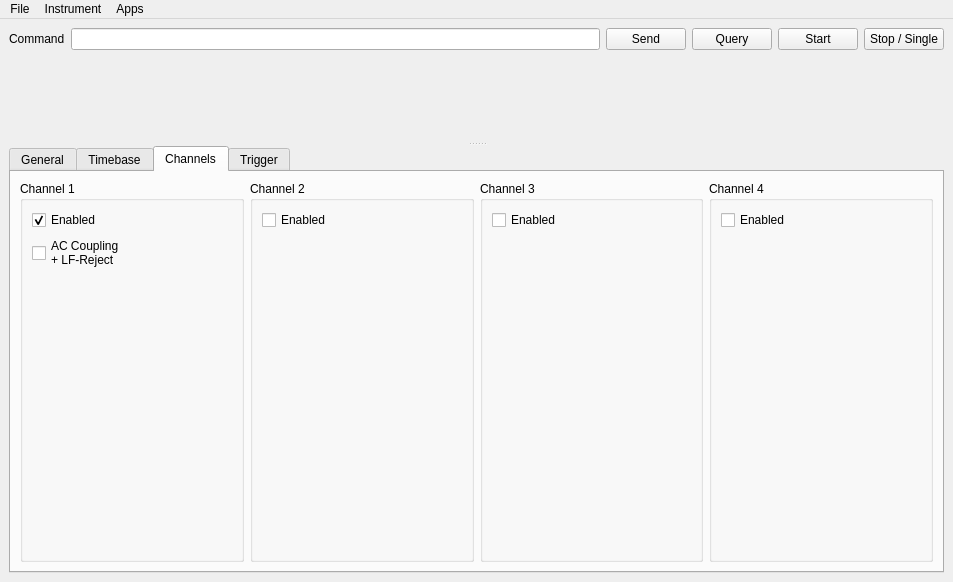
Before: the Qt Designer form mainwindow.ui in CodingMarco/qsoftscopegpib, drawn with Qt 5.
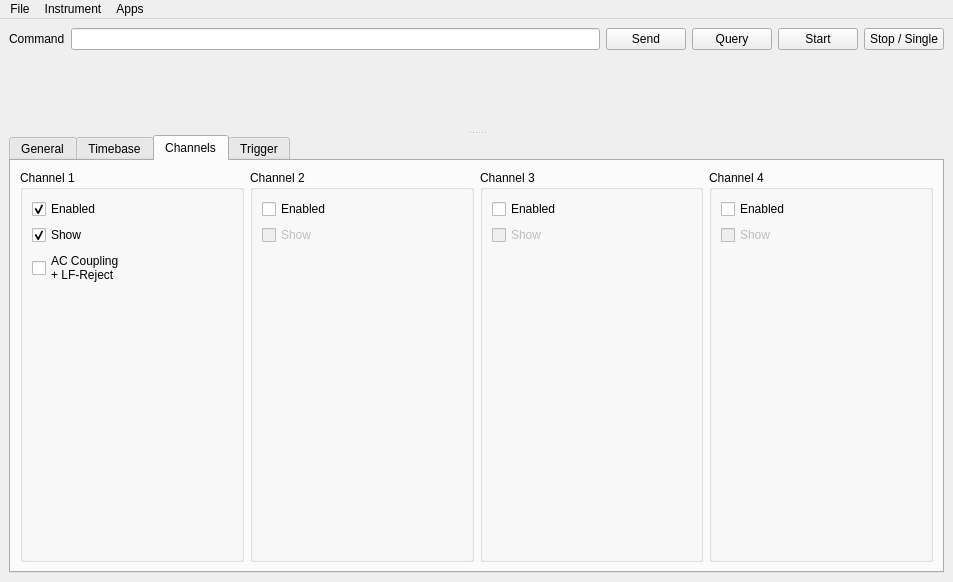
After: the same form once the commit is applied. The open tabs and pages were chosen to show the change. Custom widgets are drawn as their Qt base class.

Commit message: Added checkboxes to show/hide curves while they remain enabled

What changed in the file:
```diff
--- a/mainwindow.ui
+++ b/mainwindow.ui
@@ -278,17 +278,7 @@
             <string>Channel 1</string>
            </property>
            <layout class="QFormLayout" name="formLayout_2">
-            <item row="0" column="0">
-             <widget class="QCheckBox" name="chkEnabledCh1">
-              <property name="text">
-               <string>Enabled</string>
-              </property>
-              <property name="checked">
-               <bool>true</bool>
-              </property>
-             </widget>
-            </item>
-            <item row="1" column="0">
+            <item row="2" column="0">
              <widget class="QCheckBox" name="checkBoxACLF">
               <property name="text">
                <string>AC Coupling
@@ -296,6 +286,26 @@
               </property>
              </widget>
             </item>
+            <item row="0" column="0">
+             <widget class="QCheckBox" name="chkEnabledCh1">
+              <property name="text">
+               <string>Enabled</string>
+              </property>
+              <property name="checked">
+               <bool>true</bool>
+              </property>
+             </widget>
+            </item>
+            <item row="1" column="0">
+             <widget class="QCheckBox" name="chkShowCh1">
+              <property name="text">
+               <string>Show</string>
+              </property>
+              <property name="checked">
+               <bool>true</bool>
+              </property>
+             </widget>
+            </item>
            </layout>
           </widget>
          </item>
@@ -312,6 +322,16 @@
               </property>
              </widget>
             </item>
+            <item row="1" column="0">
+             <widget class="QCheckBox" name="chkShowCh2">
+              <property name="enabled">
+               <bool>false</bool>
+              </property>
+              <property name="text">
+               <string>Show</string>
+              </property>
+             </widget>
+            </item>
            </layout>
           </widget>
          </item>
@@ -328,6 +348,16 @@
               </property>
              </widget>
             </item>
+            <item row="1" column="0">
+             <widget class="QCheckBox" name="chkShowCh3">
+              <property name="enabled">
+               <bool>false</bool>
+              </property>
+              <property name="text">
+               <string>Show</string>
+              </property>
+             </widget>
+            </item>
            </layout>
           </widget>
          </item>
@@ -344,6 +374,16 @@
               </property>
              </widget>
             </item>
+            <item row="1" column="0">
+             <widget class="QCheckBox" name="chkShowCh4">
+              <property name="enabled">
+               <bool>false</bool>
+              </property>
+              <property name="text">
+               <string>Show</string>
+              </property>
+             </widget>
+            </item>
            </layout>
           </widget>
          </item>
```
Left out of the diff: 133 changed lines with no effect on the pictures. The commit also changes 5 other files.
